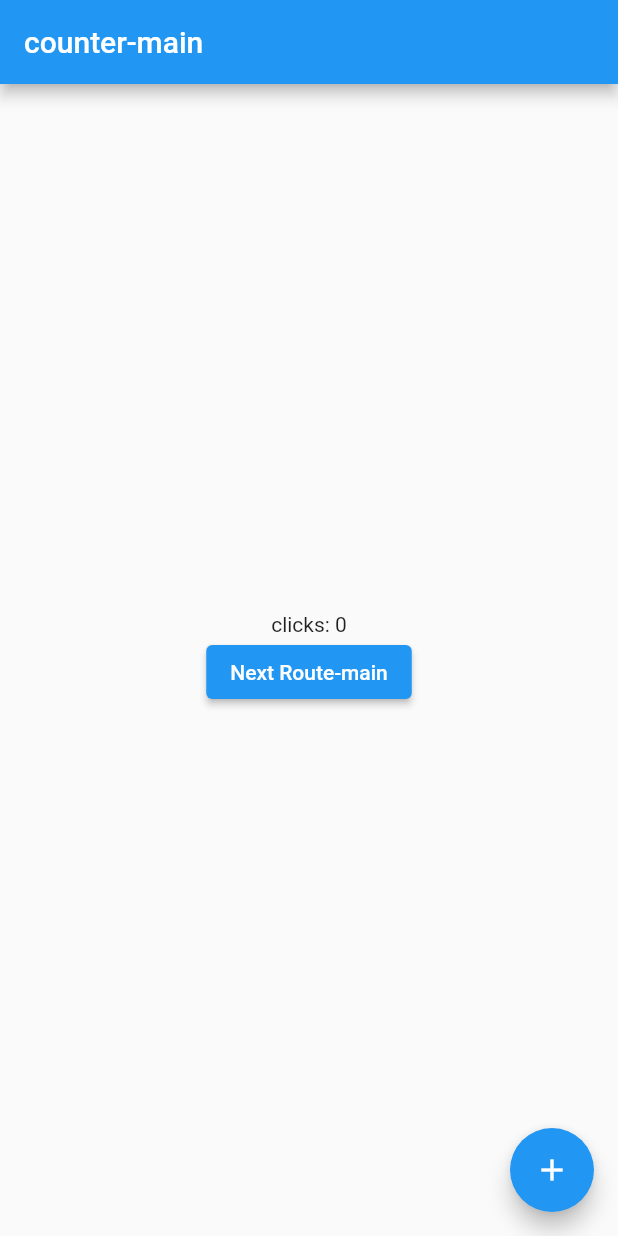
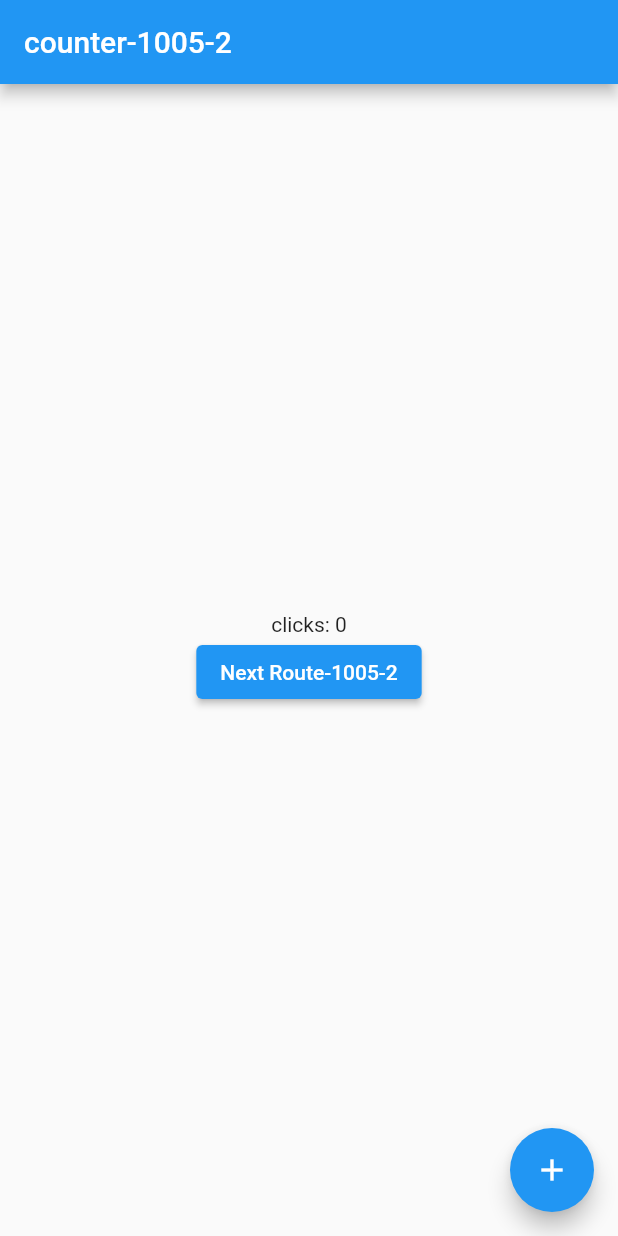
Before and after one commit to alexlozdev/flutter_getx_example1, a Flutter app: the screen it shows after launch, on a phone screen of 412 x 824 dp. Run offline on Flutter 3.47's test engine with Material 2 defaults, Android fonts, the phone set to English and light mode, and no system bars; our stand-ins replace get.

Commit message:
change 1005-2

```diff
--- a/lib/main.dart
+++ b/lib/main.dart
@@ -10,7 +10,7 @@ class Home extends StatelessWidget {
   @override
   Widget build(BuildContext context) {
     return Scaffold(
-      appBar: AppBar(title: Text("counter-main")),
+      appBar: AppBar(title: Text("counter-1005-2")),
       body: Center(
         child: Column(
           mainAxisAlignment: MainAxisAlignment.center,
@@ -24,7 +24,7 @@ class Home extends StatelessWidget {
               'clicks: ${controller.count}',
             )),
             ElevatedButton(
-              child: Text('Next Route-main'),
+              child: Text('Next Route-1005-2'),
               onPressed: () {
                 Get.to(Second());
                 /*
```
